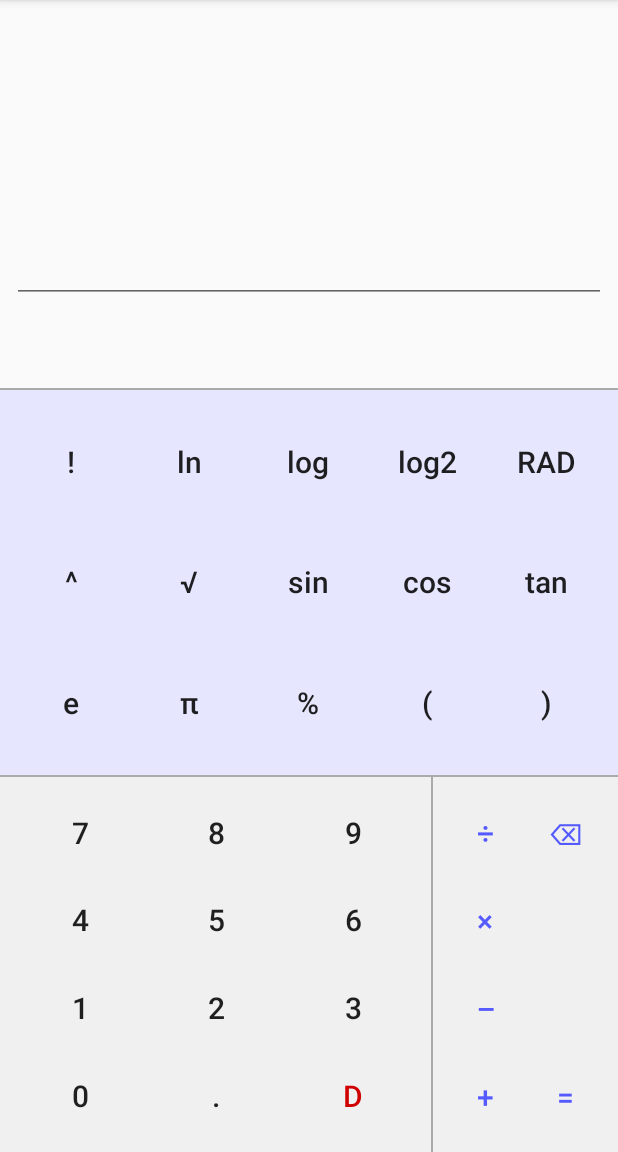
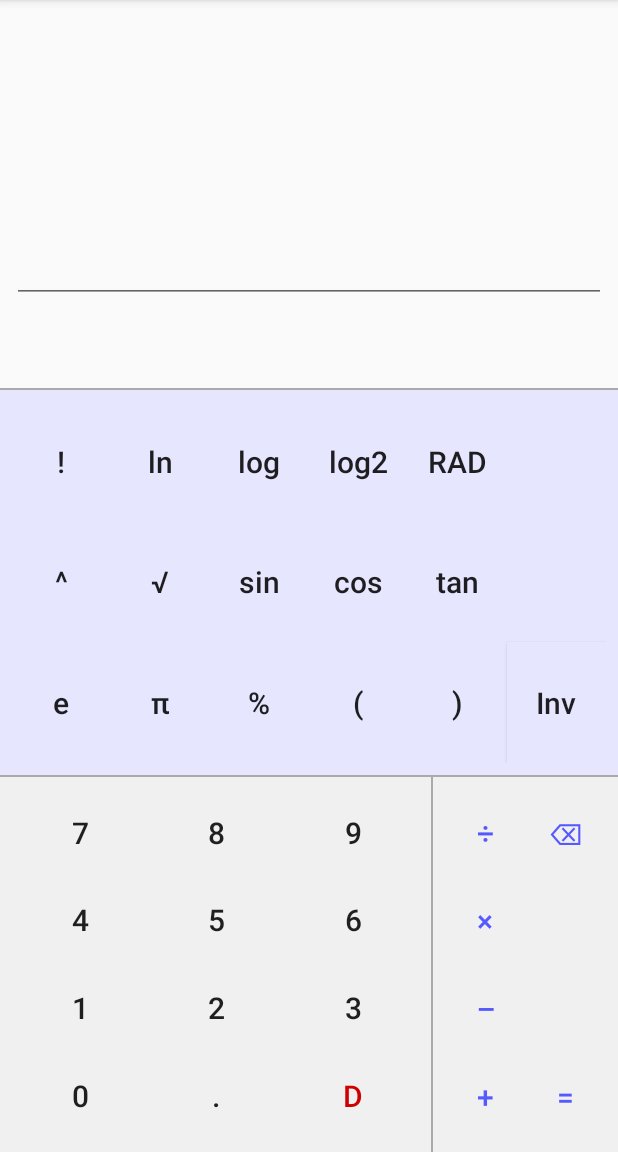
Before and after one commit to KaappoRaivio/androidCalculator, an Android app: the screen it shows after launch (MainActivity), on a phone screen of 412 x 824 dp, the part 84-1236 px from its top. Run offline under Robolectric (Android 15) with nearby library versions, the phone set to English and light mode, and no system bars; libraries missing offline, so code that uses them is left out: ch.obermuhlner.math.

```diff
--- a/app/src/main/java/raivio/kaappo/calculator/algo/expression/Expression.java
+++ b/app/src/main/java/raivio/kaappo/calculator/algo/expression/Expression.java
@@ -40,6 +40,12 @@ public class Expression {
     public final static Operator operatorSin = new UnaryOperator(Token.SIN,                        (fractionable) -> fractionable.fractionValue().sin(), UnaryOperatorType.PREFIX);
     public final static Operator operatorCos = new UnaryOperator(Token.COS,                        (fractionable) -> fractionable.fractionValue().cos(), UnaryOperatorType.PREFIX);
     public final static Operator operatorTan = new UnaryOperator(Token.TAN,                        (fractionable) -> fractionable.fractionValue().tan(), UnaryOperatorType.PREFIX);
+    public final static Operator operatorArcsin = new UnaryOperator(Token.ARCSIN,                        (fractionable) -> fractionable.fractionValue().asin(), UnaryOperatorType.PREFIX);
+    public final static Operator operatorArccos = new UnaryOperator(Token.ARCCOS,                        (fractionable) -> fractionable.fractionValue().acos(), UnaryOperatorType.PREFIX);
+    public final static Operator operatorArctan = new UnaryOperator(Token.ARCTAN,                        (fractionable) -> fractionable.fractionValue().atan(), UnaryOperatorType.PREFIX);
+
+
+
     public final static Operator operatorL10 = new UnaryOperator(Token.LOG10,                      (fractionable) -> fractionable.fractionValue().log10(), UnaryOperatorType.PREFIX);
     public final static Operator operatorLo2 = new UnaryOperator(Token.LOG2,                       (fractionable) -> fractionable.fractionValue().log2(), UnaryOperatorType.PREFIX);
     public final static Operator operatorLon = new UnaryOperator(Token.LN,                         (fractionable) -> fractionable.fractionValue().ln(), UnaryOperatorType.PREFIX);
--- a/app/src/main/java/raivio/kaappo/calculator/algo/lexer/token/Token.java
+++ b/app/src/main/java/raivio/kaappo/calculator/algo/lexer/token/Token.java
@@ -14,6 +14,10 @@ public enum Token {
     SIN ("sin", "Sin", 0),
     COS ("cos", "Cos", 0),
     TAN ("tan", "Tan", 0),
+    ARCSIN("asin", "Arcsin", 0),
+    ARCCOS("acos", "Arccos", 0),
+    ARCTAN("atan", "Arctan", 0),
+
     LOG10 ("log10", "Log10", 0),
     LOG2 ("log2", "Log2", 0),
     LN ("ln", "Ln", 0),
--- /dev/null
+++ b/app/src/main/res/drawable/toggle_off.xml
@@ -0,0 +1,7 @@
+<?xml version="1.0" encoding="utf-8"?>
+
+<shape android:shape="rectangle"
+    xmlns:android="http://schemas.android.com/apk/res/android">
+    <corners android:radius="0dp" />
+    <solid android:color="@color/upperHalfButtonBackground" />
+</shape>
--- /dev/null
+++ b/app/src/main/res/drawable/toggle_on.xml
@@ -0,0 +1,7 @@
+<?xml version="1.0" encoding="utf-8"?>
+
+<shape android:shape="rectangle"
+    xmlns:android="http://schemas.android.com/apk/res/android">
+    <corners android:radius="0dp" />
+    <solid android:color="@color/upperHalfButtonBackgroundAccent" />
+</shape>
--- /dev/null
+++ b/app/src/main/res/drawable/toggle_selector.xml
@@ -0,0 +1,5 @@
+<?xml version="1.0" encoding="utf-8"?>
+<selector xmlns:android="http://schemas.android.com/apk/res/android">
+    <item android:drawable="@drawable/toggle_on" android:state_checked="true"/>
+    <item android:drawable="@drawable/toggle_off" android:state_checked="false"/>
+</selector>
--- a/app/src/main/res/layout/activity_main.xml
+++ b/app/src/main/res/layout/activity_main.xml
@@ -488,7 +488,7 @@
 
             android:layout_margin="8dp"
 
-            android:columnCount="5"
+            android:columnCount="6"
             android:rowCount="3"
             >
 
@@ -847,6 +847,36 @@
 
                 android:textSize="@dimen/calculator_button_number_textSize" />
 
+            <ToggleButton
+                    android:id="@+id/invert"
+                    android:layout_width="0dp"
+                    android:onClick="onInvertButtonClick"
+
+                    android:layout_height="0dp"
+
+                    android:layout_column="5"
+                    android:layout_row="2"
+
+                    android:layout_columnWeight="1"
+                    android:layout_rowWeight="1"
+                    android:layout_gravity="fill"
+
+                    android:textOn="Inv"
+                    android:textOff="Inv"
+
+                    android:gravity="center"
+                    android:textAlignment="gravity"
+
+                    android:background="@drawable/toggle_selector"
+
+
+                    android:textSize="@dimen/calculator_button_number_textSize"
+                    android:textAllCaps="false"
+
+
+                    />
+<!--            android:background="?android:attr/selectableItemBackground"-->
+
         </GridLayout>
 
 
--- a/app/src/main/res/values/colors.xml
+++ b/app/src/main/res/values/colors.xml
@@ -5,6 +5,7 @@
     <color name="colorAccent">#FF4081</color>
     <color name="lowerHalfButtonBackground">#F0F0F0</color>
     <color name="upperHalfButtonBackground">#e6e6ff</color>
+    <color name="upperHalfButtonBackgroundAccent">#CBCBFD</color>
     <color name="divider">#000000</color>
     <color name="operator_color">#555aff</color>
     <color name="decimalcolor">#cf0000</color>
--- a/app/src/main/res/values/styles.xml
+++ b/app/src/main/res/values/styles.xml
@@ -1,4 +1,4 @@
-<resources>
+<resources xmlns:android="http://schemas.android.com/apk/res/android">
 
     <!-- Base application theme. -->
     <style name="AppTheme" parent="Theme.AppCompat.Light.DarkActionBar">
@@ -8,4 +8,5 @@
         <item name="colorAccent">@color/colorAccent</item>
     </style>
 
+
 </resources>
--- a/build.gradle
+++ b/build.gradle
@@ -7,7 +7,7 @@ buildscript {
         jcenter()
     }
     dependencies {
-        classpath 'com.android.tools.build:gradle:3.1.2'
+        classpath 'com.android.tools.build:gradle:3.5.3'
 
 
         // NOTE: Do not place your application dependencies here; they belong
```
Also changed, not shown: app/src/main/java/raivio/kaappo/calculator/HardwareKeyboardUtil.java (added, +23 -0 lines), app/src/main/java/raivio/kaappo/calculator/MainActivity.java (+24 -1 lines), app/src/main/java/raivio/kaappo/calculator/algo/math/fraction/fraction/Fraction.java (+25 -0 lines), app/src/main/java/raivio/kaappo/calculator/algo/math/utils/TrigonometryUtils.java (+35 -0 lines), gradle/wrapper/gradle-wrapper.properties.
